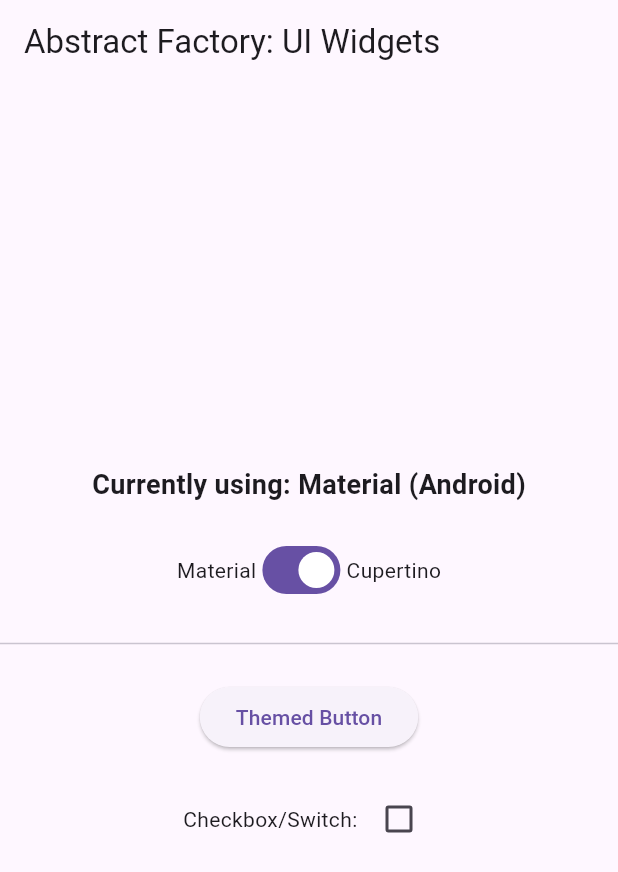
After one commit to abdalrhman7/design-patterns-by-example-dart-flutter, a Flutter app: the WidgetsScreen screen opened directly, on a phone screen of 412 x 824 dp. The commit adds this screen. Shown: the top 872 px of the screen. Run offline on Flutter 3.47's test engine with Material 3 defaults, Android fonts, the phone set to English and light mode, and no system bars.

Commit message:
added Abstract Factory flutter example

```diff
--- /dev/null
+++ b/lib/creational/abstract_factory/flutter_examples/ui_widgets_factory/main.dart
@@ -0,0 +1,22 @@
+import 'package:design_patterns_flutter/creational/abstract_factory/flutter_examples/ui_widgets_factory/ui/PlatformScreen.dart';
+import 'package:flutter/material.dart';
+
+void main() {
+  runApp(const UIWidgetsApp());
+}
+
+class UIWidgetsApp extends StatelessWidget {
+  const UIWidgetsApp({super.key});
+
+  @override
+  Widget build(BuildContext context) {
+    return MaterialApp(
+      debugShowCheckedModeBanner: false,
+      title: 'Abstract Factory: UI Widgets',
+      theme: ThemeData(
+        primarySwatch: Colors.blue,
+      ),
+      home: const WidgetsScreen(),
+    );
+  }
+}
--- /dev/null
+++ b/lib/creational/abstract_factory/flutter_examples/ui_widgets_factory/platform_factory.dart
@@ -0,0 +1,95 @@
+import 'package:flutter/cupertino.dart';
+import 'package:flutter/material.dart';
+
+// Abstract Product 1: BrandButton
+// 🔹 Code to an interface, not an implementation
+// Each theme family will implement its own button
+abstract class BrandButton {
+  Widget build(BuildContext context, {required VoidCallback onPressed, required String text});
+}
+
+// Abstract Product 2: BrandCheckbox
+// 🔹 Code to an interface, not an implementation
+abstract class BrandCheckbox {
+  Widget build(BuildContext context, {required bool value, required ValueChanged<bool?> onChanged});
+}
+
+// === Material (Android) Theme Concrete Products ===
+
+// 🔹 Material implementation of the Button
+class MaterialButton implements BrandButton {
+  @override
+  Widget build(BuildContext context, {required VoidCallback onPressed, required String text}) {
+    return ElevatedButton(
+      onPressed: onPressed,
+      child: Text(text),
+    );
+  }
+}
+
+// 🔹 Material implementation of the Checkbox
+class MaterialCheckbox implements BrandCheckbox {
+  @override
+  Widget build(BuildContext context, {required bool value, required ValueChanged<bool?> onChanged}) {
+    return Checkbox(
+      value: value,
+      onChanged: onChanged,
+    );
+  }
+}
+
+// === Cupertino (iOS) Theme Concrete Products ===
+
+// 🔹 Cupertino implementation of the Button
+class CupertinoButtonImpl implements BrandButton {
+  @override
+  Widget build(BuildContext context, {required VoidCallback onPressed, required String text}) {
+    return CupertinoButton.filled(
+      onPressed: onPressed,
+      child: Text(text),
+    );
+  }
+}
+
+// 🔹 Cupertino implementation of the Checkbox
+// Note: Cupertino doesn't have a built-in checkbox, so we mock it with a Switch
+class CupertinoCheckboxImpl implements BrandCheckbox {
+  @override
+  Widget build(BuildContext context, {required bool value, required ValueChanged<bool?> onChanged}) {
+    return CupertinoSwitch(
+      value: value,
+      onChanged: (v) => onChanged(v),
+    );
+  }
+}
+
+// -------------------------------------------------------------
+
+// Abstract Factory: Widgets Factory
+// 🔹 Interface for creating families of related products
+// This ensures that products created by a factory are compatible with each other.
+abstract class UIWidgetsFactory {
+  BrandButton createButton();
+  BrandCheckbox createCheckbox();
+}
+
+// Concrete Factory 1: Material Widgets Factory
+// 🔹 Encapsulates the creation of Material-themed products
+// This follows the principle: Encapsulate what varies
+class MaterialWidgetsFactory implements UIWidgetsFactory {
+  @override
+  BrandButton createButton() => MaterialButton();
+
+  @override
+  BrandCheckbox createCheckbox() => MaterialCheckbox();
+}
+
+// Concrete Factory 2: Cupertino Widgets Factory
+// 🔹 Encapsulates the creation of Cupertino-themed products
+class CupertinoWidgetsFactory implements UIWidgetsFactory {
+  @override
+  BrandButton createButton() => CupertinoButtonImpl();
+
+  @override
+  BrandCheckbox createCheckbox() => CupertinoCheckboxImpl();
+}
--- /dev/null
+++ b/lib/creational/abstract_factory/flutter_examples/ui_widgets_factory/ui/PlatformScreen.dart
@@ -0,0 +1,88 @@
+import 'package:design_patterns_flutter/creational/abstract_factory/flutter_examples/ui_widgets_factory/platform_factory.dart';
+import 'package:flutter/material.dart';
+
+class WidgetsScreen extends StatefulWidget {
+  const WidgetsScreen({super.key});
+
+  @override
+  State<WidgetsScreen> createState() => _WidgetsScreenState();
+}
+
+class _WidgetsScreenState extends State<WidgetsScreen> {
+  // Current factory being used
+  late UIWidgetsFactory _currentFactory;
+  bool _isMaterial = true;
+  bool _checkboxValue = false;
+
+  @override
+  void initState() {
+    super.initState();
+    // Default to Material Factory
+    _currentFactory = MaterialWidgetsFactory();
+  }
+
+  void _toggleFactory(bool value) {
+    setState(() {
+      _isMaterial = value;
+      // 🔹 Switching between factories at runtime!
+      // The rest of the code doesn't care about which factory it's using
+      _currentFactory = value ? MaterialWidgetsFactory() : CupertinoWidgetsFactory();
+    });
+  }
+
+  @override
+  Widget build(BuildContext context) {
+    // 🔹 Polymorphism in action:
+    // We create products through an abstract factory, then use abstract products.
+    final button = _currentFactory.createButton();
+    final checkbox = _currentFactory.createCheckbox();
+
+    return Scaffold(
+      appBar: AppBar(
+        title: const Text('Abstract Factory: UI Widgets'),
+      ),
+      body: Center(
+        child: Column(
+          mainAxisAlignment: MainAxisAlignment.center,
+          children: [
+            Text(
+              'Currently using: ${_isMaterial ? "Material (Android)" : "Cupertino (iOS)"}',
+              style: const TextStyle(fontSize: 18, fontWeight: FontWeight.bold),
+            ),
+            const SizedBox(height: 20),
+            Row(
+              mainAxisAlignment: MainAxisAlignment.center,
+              children: [
+                const Text('Material'),
+                Switch(value: _isMaterial, onChanged: _toggleFactory),
+                const Text('Cupertino'),
+              ],
+            ),
+            const Divider(height: 50),
+            // 🔹 These widgets are created by the currently injected factory!
+            // The UI code is decoupled from concrete widget implementations.
+            button.build(
+              context,
+              onPressed: () => ScaffoldMessenger.of(context).showSnackBar(
+                const SnackBar(content: Text('Button Pressed!')),
+              ),
+              text: 'Themed Button',
+            ),
+            const SizedBox(height: 20),
+            Row(
+              mainAxisAlignment: MainAxisAlignment.center,
+              children: [
+                const Text('Checkbox/Switch: '),
+                checkbox.build(
+                  context,
+                  value: _checkboxValue,
+                  onChanged: (val) => setState(() => _checkboxValue = val!),
+                ),
+              ],
+            ),
+          ],
+        ),
+      ),
+    );
+  }
+}
--- a/lib/home_page.dart
+++ b/lib/home_page.dart
@@ -5,6 +5,7 @@ import 'package:design_patterns_flutter/behavioral/strategy/flutter_examples/tex
 import 'package:design_patterns_flutter/creational/singletone/flutter_examples/ui/counter_singletone_screens.dart';
 
 import 'behavioral/observer/flutter_examples/weather_observer/ui/weather_observer_screen.dart';
+import 'creational/abstract_factory/flutter_examples/ui_widgets_factory/ui/PlatformScreen.dart';
 import 'creational/factory_method/flutter_examples/ui/dialog_factory_screen.dart';
 
 class HomePage extends StatelessWidget {
@@ -80,6 +81,17 @@ class HomePage extends StatelessWidget {
                     title: 'Example 1: App State Counter',
                     subtitle: 'Shared instance between different screens.',
                     screen: const CounterFirstScreen(),
+                  ),
+                ],
+              ),
+              _PatternItem(
+                name: 'Abstract Factory',
+                description: 'Create families of related objects without specifying concrete classes.',
+                examples: [
+                  _ExampleItem(
+                    title: 'Example 1: Platform UI Widgets',
+                    subtitle: 'Material vs Cupertino widget families.',
+                    screen: const WidgetsScreen(),
                   ),
                 ],
               ),
```
